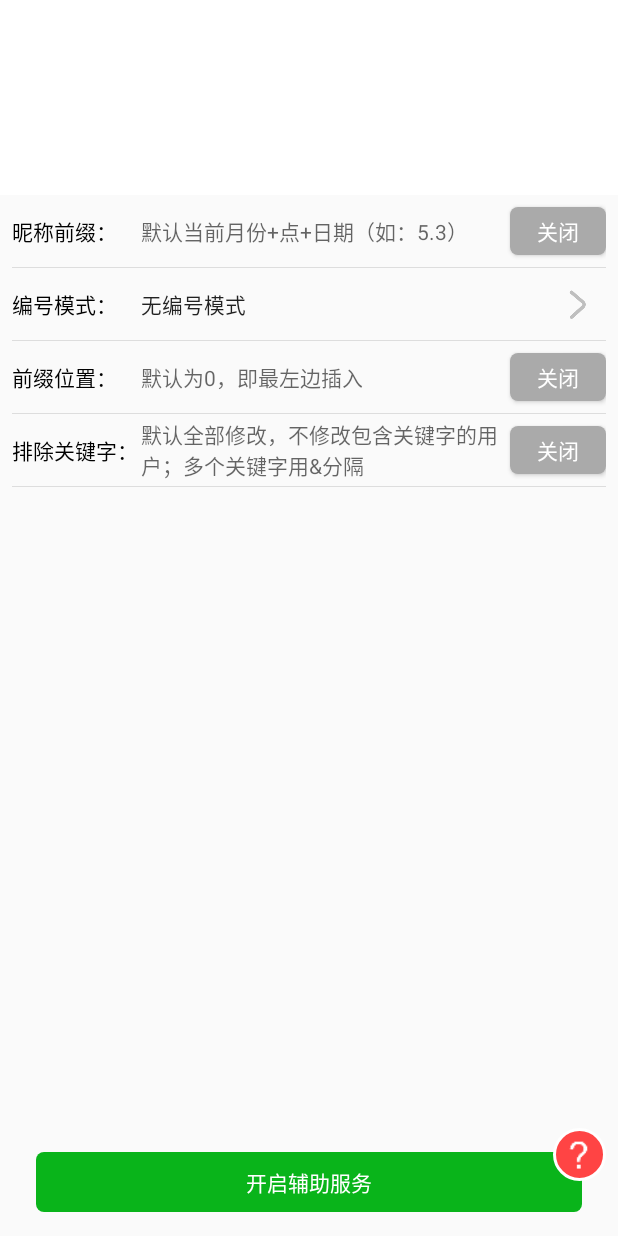
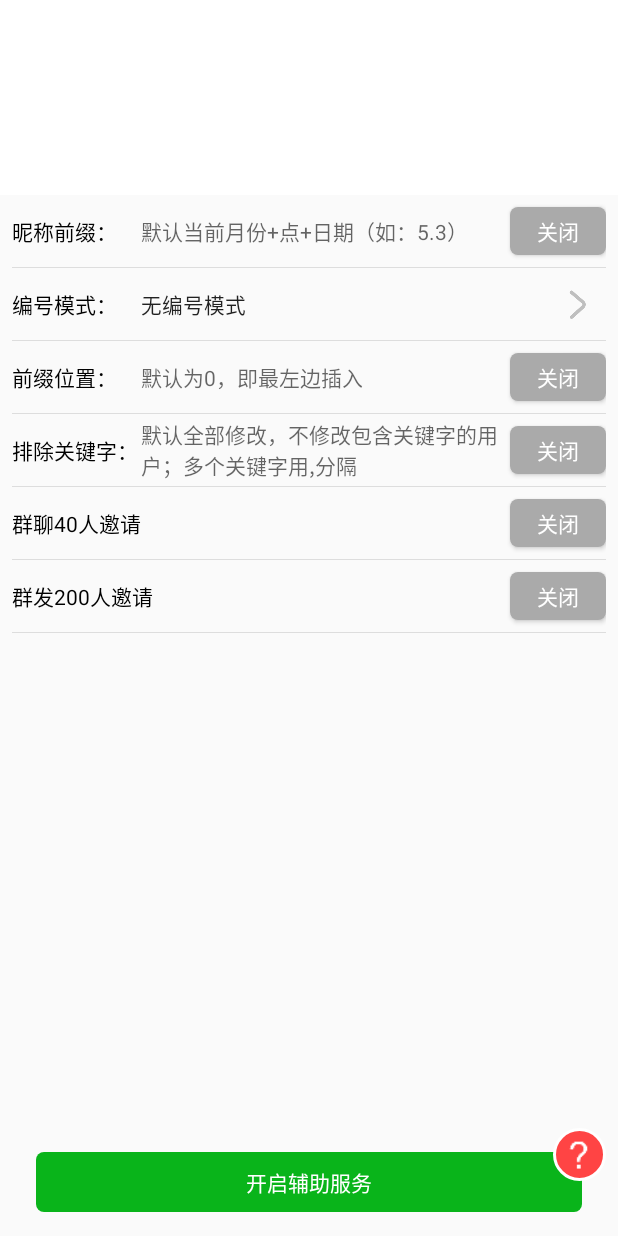
Before and after one commit to zuafzu/AutoWeixin, an Android app: the layout main_tab_01.xml on its own in the app's theme, with its tools: preview values and no code run, on a phone screen of 412 x 824 dp. Run offline under Robolectric (Android 15) with nearby library versions, the phone set to English and light mode, and no system bars.

Commit message:
多个关键字，中英文逗号分隔 记忆上次编号继续修改 动态悬浮窗

```diff
--- a/app/src/main/res/layout/main_tab_01.xml
+++ b/app/src/main/res/layout/main_tab_01.xml
@@ -187,12 +187,92 @@
                             android:layout_marginRight="8dp"
                             android:layout_weight="1"
                             android:background="@null"
-                            android:hint="默认全部修改，不修改包含关键字的用户；多个关键字用&amp;分隔"
+                            android:hint="默认全部修改，不修改包含关键字的用户；多个关键字用,分隔"
                             android:paddingLeft="2dp"
                             android:textSize="14sp" />
 
                         <ToggleButton
                             android:id="@+id/toggleButton4"
+                            android:layout_width="64dp"
+                            android:layout_height="32dp"
+                            android:background="@drawable/togglebutton_selector"
+                            android:text="ToggleButton"
+                            android:textColor="@android:color/white"
+                            android:textOff="关闭"
+                            android:textOn="开启" />
+
+                    </LinearLayout>
+
+                    <View
+                        android:layout_width="match_parent"
+                        android:layout_height="1px"
+                        android:background="#22222222" />
+
+                    <LinearLayout
+                        android:layout_width="match_parent"
+                        android:layout_height="48dp"
+                        android:gravity="center_vertical"
+                        android:orientation="horizontal">
+
+                        <TextView
+                            android:layout_width="wrap_content"
+                            android:layout_height="wrap_content"
+                            android:text="群聊40人邀请"
+                            android:textColor="@android:color/black" />
+
+                        <TextView
+                            android:layout_width="0dp"
+                            android:layout_height="wrap_content"
+                            android:layout_marginRight="8dp"
+                            android:layout_weight="1"
+                            android:background="@null"
+                            android:hint=""
+                            android:inputType="number"
+                            android:paddingLeft="16dp"
+                            android:textSize="14sp" />
+
+                        <ToggleButton
+                            android:id="@+id/toggleButton5"
+                            android:layout_width="64dp"
+                            android:layout_height="32dp"
+                            android:background="@drawable/togglebutton_selector"
+                            android:text="ToggleButton"
+                            android:textColor="@android:color/white"
+                            android:textOff="关闭"
+                            android:textOn="开启" />
+
+                    </LinearLayout>
+
+                    <View
+                        android:layout_width="match_parent"
+                        android:layout_height="1px"
+                        android:background="#22222222" />
+
+                    <LinearLayout
+                        android:layout_width="match_parent"
+                        android:layout_height="48dp"
+                        android:gravity="center_vertical"
+                        android:orientation="horizontal">
+
+                        <TextView
+                            android:layout_width="wrap_content"
+                            android:layout_height="wrap_content"
+                            android:text="群发200人邀请"
+                            android:textColor="@android:color/black" />
+
+                        <TextView
+                            android:layout_width="0dp"
+                            android:layout_height="wrap_content"
+                            android:layout_marginRight="8dp"
+                            android:layout_weight="1"
+                            android:background="@null"
+                            android:hint=""
+                            android:inputType="number"
+                            android:paddingLeft="16dp"
+                            android:textSize="14sp" />
+
+                        <ToggleButton
+                            android:id="@+id/toggleButton6"
                             android:layout_width="64dp"
                             android:layout_height="32dp"
                             android:background="@drawable/togglebutton_selector"
```
Also changed, not shown: app/src/main/java/com/example/solo/autoweixin/accessibility/AutoWeixinService.java (+30 -13 lines), app/src/main/java/com/example/solo/autoweixin/fragment/Fragment1.java (+158 -8 lines), app/src/main/res/values/strings.xml (+7 -0 lines).
